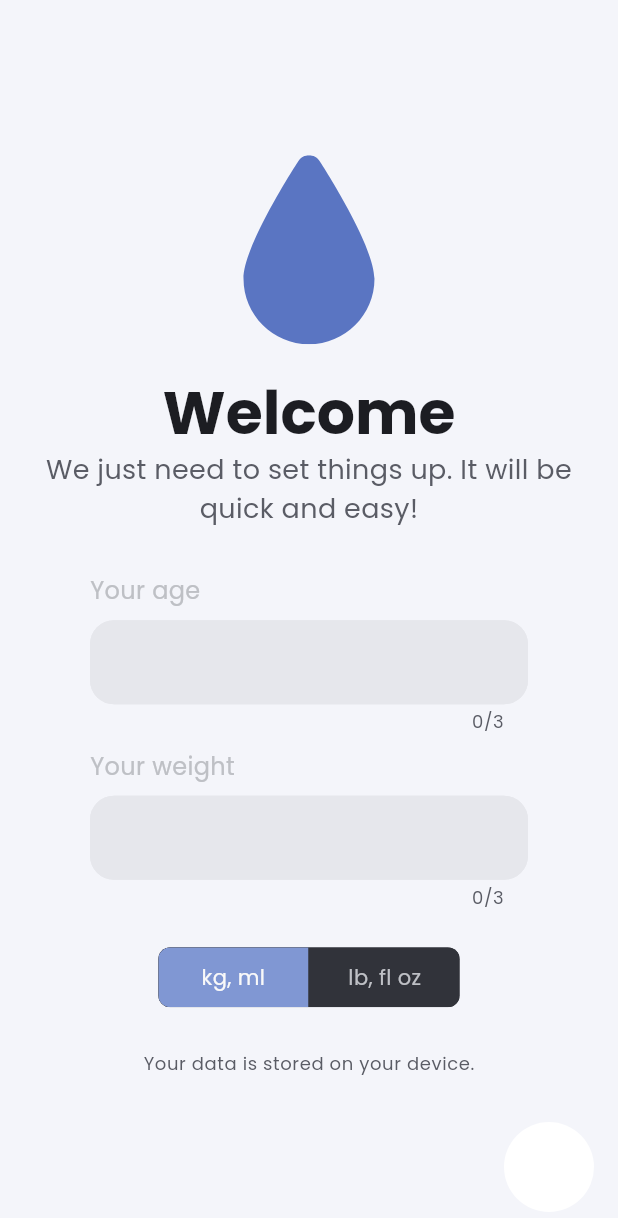
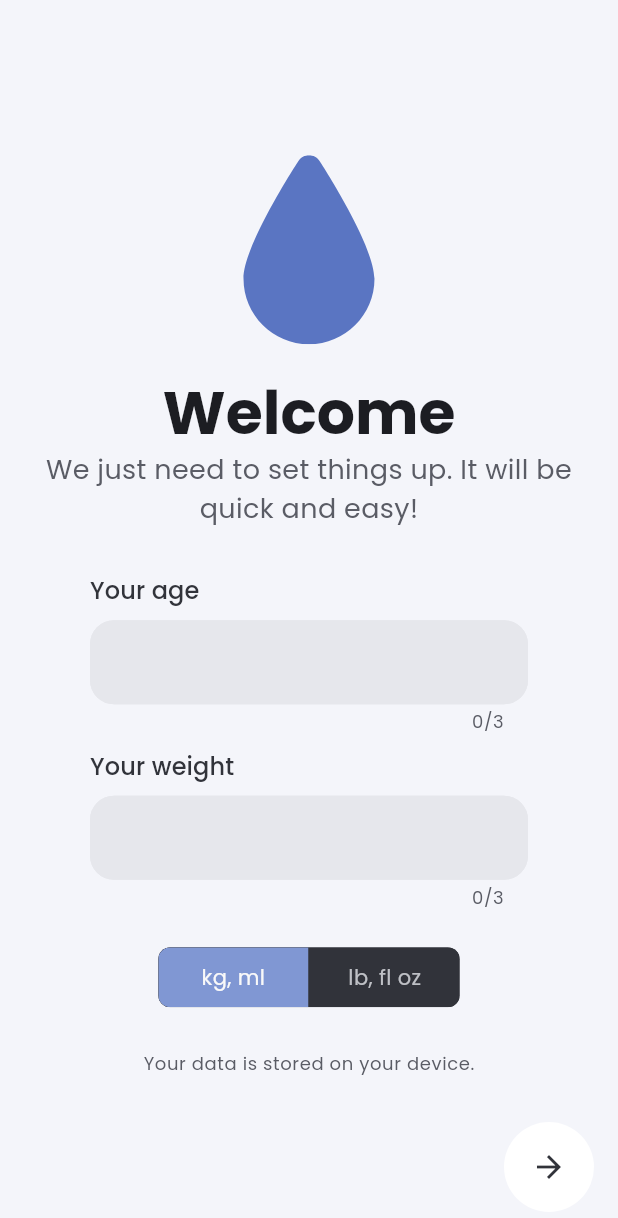
Before and after one commit to om1cael/Hidroly, a Flutter app: the screen it shows after launch, on a phone screen of 412 x 824 dp. Shown: the top 1218 px of the screen. Run offline on Flutter 3.47's test engine with Material 3 defaults, Android fonts, the phone set to English and light mode, and no system bars; drawn by our look-alikes of toggle_switch; our stand-ins replace flutter_local_notifications, flutter_svg, shared_preferences, sqflite; missing offline and left inert: app_settings, workmanager; accounts and stored records are empty.

Commit message:
fix: text field label contrast and icon color

```diff
--- a/lib/main.dart
+++ b/lib/main.dart
@@ -2,11 +2,27 @@ import 'package:flutter/material.dart';
 import 'package:hidroly/config/providers.dart';
 import 'package:hidroly/l10n/app_localizations.dart';
 import 'package:hidroly/pages/home_page.dart';
+import 'package:hidroly/pages/setup_page.dart';
 import 'package:hidroly/services/notification_service.dart';
 import 'package:hidroly/services/notification_task_service.dart';
 import 'package:hidroly/theme/app_theme.dart';
 import 'package:provider/provider.dart';
 import 'package:workmanager/workmanager.dart';
+
+@pragma('vm:entry-point')
+void callbackDispatcher() {
+  Workmanager().executeTask((task, inputData) async {
+    if(task == 'notificationTask') {
+      if(inputData == null) {
+        return Future.value(false);
+      }
+
+      await NotificationTaskService.executeNotificationTask(inputData);
+    }
+
+    return Future.value(true);
+  });
+}
 
 void main() async {
   WidgetsFlutterBinding.ensureInitialized();
@@ -33,22 +49,7 @@ class MainApp extends StatelessWidget {
       localizationsDelegates: AppLocalizations.localizationsDelegates,
       supportedLocales: AppLocalizations.supportedLocales,
       theme: AppTheme.lightTheme,
-      home: const HomePage(),
+      home: const SetupPage(),
     );
   }
 }
-
-  @pragma('vm:entry-point')
-  void callbackDispatcher() {
-    Workmanager().executeTask((task, inputData) async {
-      if(task == 'notificationTask') {
-        if(inputData == null) {
-          return Future.value(false);
-        }
-
-        await NotificationTaskService.executeNotificationTask(inputData);
-      }
-
-      return Future.value(true);
-    });
-  }
--- a/lib/theme/app_colors.dart
+++ b/lib/theme/app_colors.dart
@@ -7,7 +7,6 @@ class AppColors {
   static const secondaryText = Color(0xffBEC0C5);
   static const blueAccent = Color(0xff8097D3);
   static const unselectedItem = Color.fromARGB(255, 129, 134, 154);
-  static const icon = Color(0xff1B1E26);
 }
 
 class AppColorsLight {
@@ -17,5 +16,4 @@ class AppColorsLight {
   static const secondaryText = Color(0xff5A5C65);
   static const blueAccent = Color(0xff5A75C2);
   static const unselectedItem = Color(0xff9BA0B5);
-  static const icon = Color(0xffFFFFFF);
 }
--- a/lib/theme/dark_theme.dart
+++ b/lib/theme/dark_theme.dart
@@ -42,8 +42,12 @@ class DarkTheme {
           color: AppColors.primaryText,
           fontSize: 24,
         ),
+        labelLarge: TextStyle(
+          color: AppColors.onBackground,
+          fontSize: 16,
+        ),
       ),
-      iconTheme: IconThemeData(color: AppColors.icon),
+      iconTheme: IconThemeData(color: AppColors.onBackground),
       inputDecorationTheme: InputDecorationTheme(
         fillColor: AppColors.onBackground,
         filled: true,
--- a/lib/theme/light_theme.dart
+++ b/lib/theme/light_theme.dart
@@ -42,8 +42,12 @@ class LightTheme {
           color: AppColorsLight.primaryText,
           fontSize: 24,
         ),
+        labelLarge: TextStyle(
+          color: AppColors.onBackground,
+          fontSize: 16,
+        ),
       ),
-      iconTheme: IconThemeData(color: AppColorsLight.icon),
+      iconTheme: IconThemeData(color: AppColors.onBackground),
       inputDecorationTheme: InputDecorationTheme(
         fillColor: AppColorsLight.onBackground,
         filled: true,
--- a/lib/widgets/input/form_number_input_field.dart
+++ b/lib/widgets/input/form_number_input_field.dart
@@ -35,10 +35,7 @@ class FormNumberInputField extends StatelessWidget {
       children: [
         Text(
           label,
-          style: TextStyle(
-            color: Color(0xffBEC0C5),
-            fontSize: 16,
-          ),
+          style: Theme.of(context).textTheme.labelLarge
         ),
         TextFormField(
           controller: controller,
```
